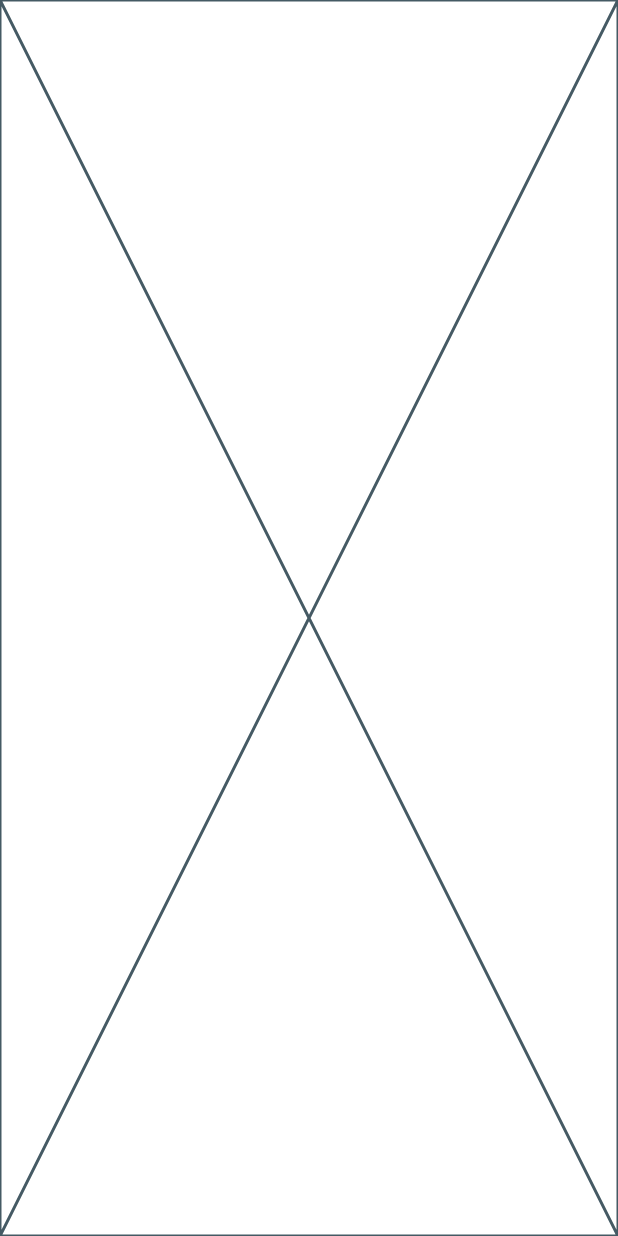
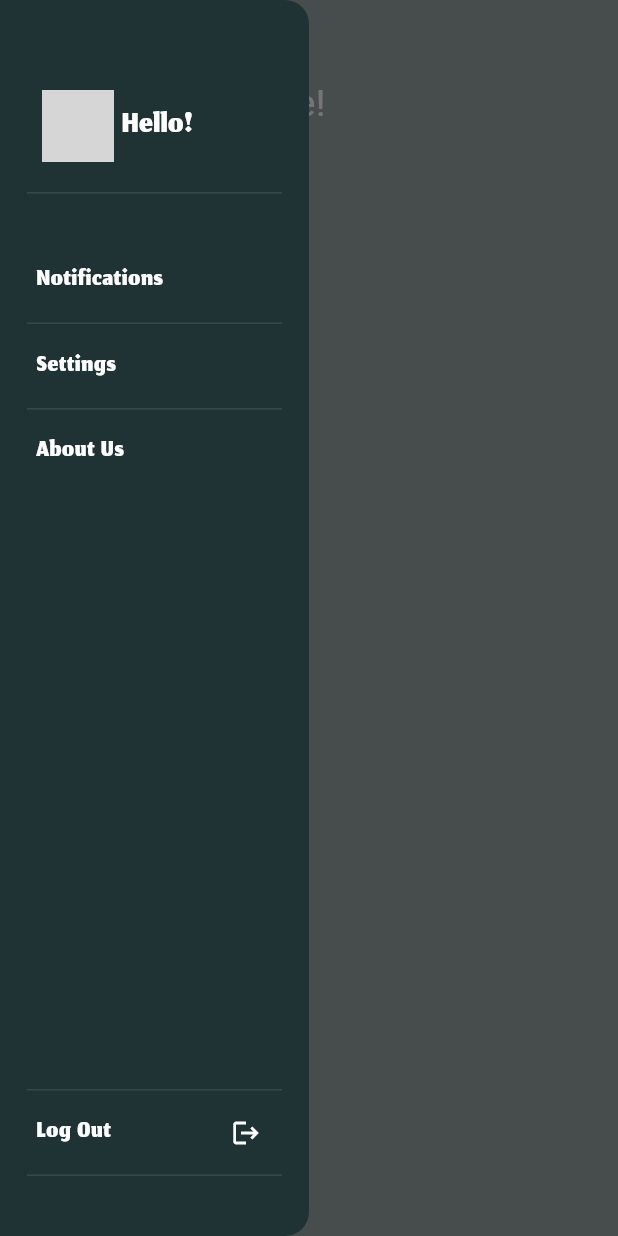
Before and after one commit to aya446/CookingApp, a Flutter app: the screen it shows after launch, with the side drawer open (before the commit the screen has no drawer), on a phone screen of 412 x 824 dp. Run offline on Flutter 3.47's test engine with Material 3 defaults, Android fonts, the phone set to English and light mode, and no system bars; our stand-ins replace flutter_animate; missing offline and left inert: iconify_flutter_plus; statements that could not run were skipped; grey boxes are pictures that could not be loaded.

Commit message:
create drawed

```diff
--- a/lib/screens/home_page.dart
+++ b/lib/screens/home_page.dart
@@ -1,10 +1,25 @@
+import 'package:cooking_app/widgets/custom_drawer.dart';
+import 'package:cooking_app/widgets/custom_welcome.dart';
 import 'package:flutter/material.dart';
 
 class HomePage extends StatelessWidget {
-  const HomePage({super.key});
+   HomePage({super.key});
 
+   final GlobalKey<ScaffoldState> _scaffoldKey = GlobalKey<ScaffoldState>();
   @override
   Widget build(BuildContext context) {
-    return const Placeholder();
+    return Scaffold(
+      key: _scaffoldKey,
+      backgroundColor: const Color(0xff9AA7A8),
+      drawer: const CustomDrawer(),
+      body: Column(
+        children: [
+          const SizedBox(
+            height: 45,
+          ),
+          CustomWelcomRow(scaffoldKey: _scaffoldKey),
+        ],
+      ),
+    );
   }
 }
--- a/lib/screens/welcome_screen.dart
+++ b/lib/screens/welcome_screen.dart
@@ -17,13 +17,13 @@ class _WelcomePageState extends State<WelcomePage> {
     super.initState();
 
     Future.delayed(
-      const Duration(seconds: 3),
+      const Duration(seconds: 4),
       () {
         Navigator.pushReplacement(
           context,
           MaterialPageRoute(
               builder: (context) =>
-                  const HomePage()),
+                   HomePage()),
         );
       },
     );
--- /dev/null
+++ b/lib/widgets/custom_drawer.dart
@@ -0,0 +1,85 @@
+import 'package:cooking_app/widgets/custom_list_Tile.dart';
+import 'package:flutter/material.dart';
+import 'package:iconify_flutter_plus/iconify_flutter_plus.dart';
+import 'package:iconify_flutter_plus/icons/healthicons.dart';
+
+class CustomDrawer extends StatelessWidget {
+  const CustomDrawer({
+    super.key,
+  });
+
+  @override
+  Widget build(BuildContext context) {
+    return SizedBox(
+        width: MediaQuery.of(context).size.width / 2,
+        child: Drawer(
+          backgroundColor: const Color(0xff203334),
+          child: Padding(
+            padding: const EdgeInsets.symmetric(horizontal:  8.0),
+            child: Column(
+              children: [
+                const SizedBox(
+                  height: 40,
+                ),
+                const Padding(
+                  padding: EdgeInsets.all(20.0),
+                  child: Row(
+                    children: [
+                      Iconify(Healthicons.ui_user_profile_outline,
+                          color: Colors.white, size: 45),
+                      SizedBox(
+                        width: 5,
+                      ),
+                      Text(
+                        'Hello!',
+                        style: TextStyle(
+                            color: Colors.white,
+                            fontSize: 32,
+                            fontFamily: 'Jomhuria'),
+                      ),
+                    ],
+                  ),
+                ),
+                divider(),
+                const SizedBox(
+                  height: 30,
+                ),
+                const CustomListTile(
+                  text: "Notifications",
+                  size: 25,
+                ),
+                divider(),
+                const CustomListTile(
+                  text: "Settings",
+                  size: 25,
+                ),
+                divider(),
+                const CustomListTile(
+                  text: "About Us",
+                  size: 25,
+                ),
+                const Spacer(flex: 1,),
+                divider(),
+                const CustomListTile(
+                  text: "Log Out",
+                  size: 25,
+                  icon: Icon(Icons.logout, color: Colors.white, size: 20,)) ,
+                  divider(),
+                  const SizedBox(height: 40,)
+              ],
+            ),
+          ),
+        ));
+  }
+
+  Padding divider() {
+    return Padding(
+      padding: const EdgeInsets.symmetric(horizontal: 10.0),
+      child: Container(
+        width: double.infinity,
+        color: Colors.white.withOpacity(0.1),
+        height: 1,
+      ),
+    );
+  }
+}
--- /dev/null
+++ b/lib/widgets/custom_list_Tile.dart
@@ -0,0 +1,31 @@
+import 'package:flutter/material.dart';
+
+
+class CustomListTile extends StatelessWidget {
+  const CustomListTile({
+    super.key,
+    required this.text,
+    required this.size,
+    this.icon,
+    this.onTap,
+  });
+
+  final String text;
+  final double size;
+  final Icon? icon;
+  final Function? onTap;
+
+  @override
+  Widget build(BuildContext context) {
+    return ListTile(
+        title: Text(
+          text,
+          style: TextStyle(
+              color: Colors.white, fontSize: size, fontFamily: 'Jomhuria'),
+        ),
+        onTap: () {
+          onTap;
+        },
+        trailing: icon);
+  }
+}
--- /dev/null
+++ b/lib/widgets/custom_welcome.dart
@@ -0,0 +1,38 @@
+import 'package:flutter/material.dart';
+
+class CustomWelcomRow extends StatelessWidget {
+  const CustomWelcomRow({
+    super.key,
+    required GlobalKey<ScaffoldState> scaffoldKey,
+  }) : _scaffoldKey = scaffoldKey;
+
+  final GlobalKey<ScaffoldState> _scaffoldKey;
+
+  @override
+  Widget build(BuildContext context) {
+    return Padding(
+      padding: const EdgeInsets.only(left: 18.0),
+      child: Row(
+        children: [
+          IconButton(
+            icon: const Icon(
+              Icons.menu,
+              color: Colors.white,
+              size: 30,
+            ),
+            onPressed: () {
+              _scaffoldKey.currentState?.openDrawer();
+            },
+          ),
+          const SizedBox(
+            width: 15,
+          ),
+          const Text(
+            'Hello There!',
+            style: TextStyle(color: Colors.white, fontSize: 25),
+          ),
+        ],
+      ),
+    );
+  }
+}
```
